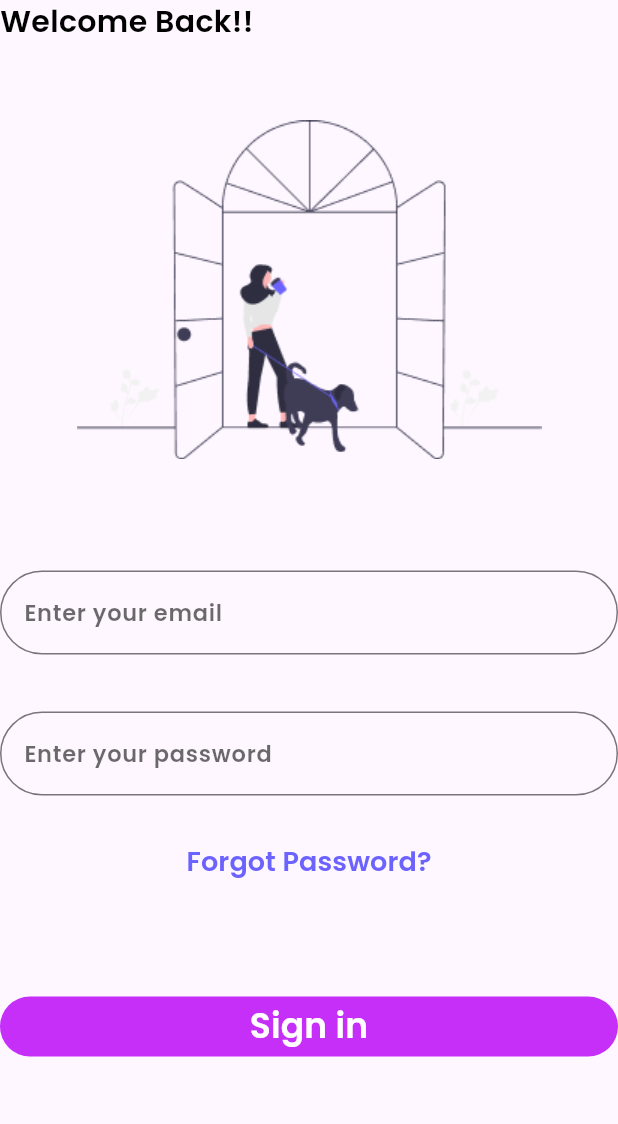
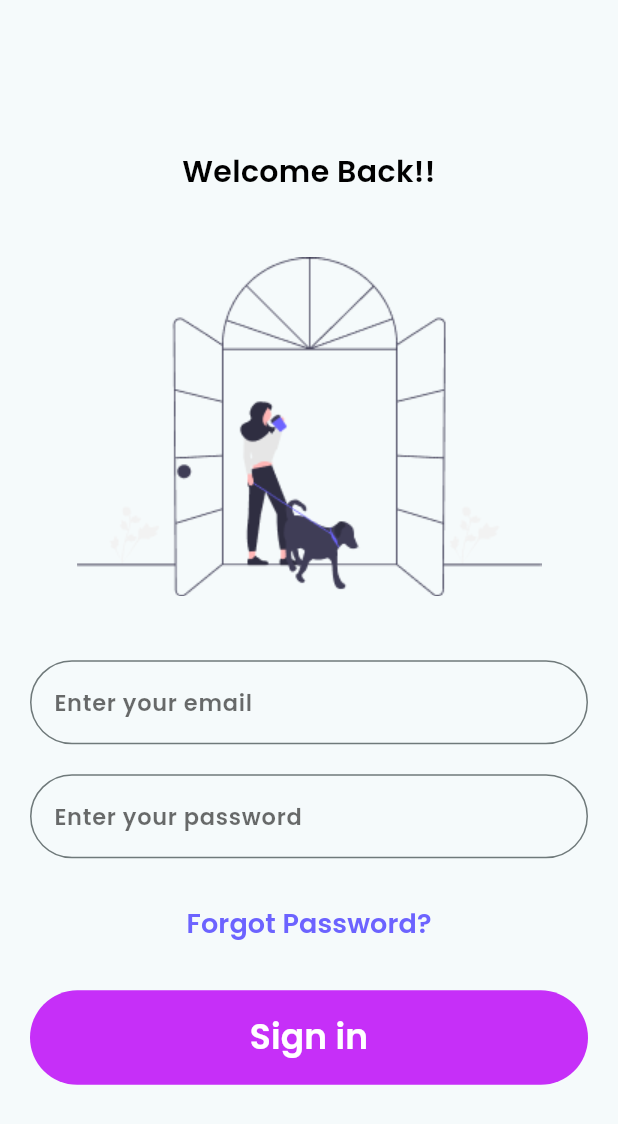
Before and after one commit to Basel85/MD-TREE-Session-4, a Flutter app: the screen it shows after launch, on a phone screen of 412 x 824 dp. Shown: the top 1124 px of the screen. Run offline on Flutter 3.47's test engine with Material 3 defaults, Android fonts, the phone set to English and light mode, and no system bars.

Commit message:
sign in screen almost done

```diff
--- a/lib/main.dart
+++ b/lib/main.dart
@@ -1,6 +1,5 @@
 import 'package:flutter/material.dart';
 import 'package:md_tree_session_4/md_tree_session_4.dart';
-
 void main() {
   runApp(const MdTreeSession4());
 }
--- a/lib/md_tree_session_4.dart
+++ b/lib/md_tree_session_4.dart
@@ -1,14 +1,22 @@
 import 'package:flutter/material.dart';
 import 'package:md_tree_session_4/presentation/screens/sign_in_screen.dart';
+import 'package:md_tree_session_4/themes/app_colors.dart';
 
 class MdTreeSession4 extends StatelessWidget {
   const MdTreeSession4({super.key});
 
   @override
   Widget build(BuildContext context) {
-    return const MaterialApp(
+    return MaterialApp(
+      debugShowCheckedModeBanner: false,
       title: "BMI Calculator",
-      home: SignInScreen(),
+      theme: ThemeData(
+        useMaterial3: true,
+        colorScheme: ColorScheme.fromSeed(
+            seedColor: AppColors.colorEEEEEE,
+            background: AppColors.colorEEEEEE),
+      ),
+      home: const SignInScreen(),
     );
   }
 }
--- a/lib/presentation/widgets/sign_in_screen_body/sign_in_button.dart
+++ b/lib/presentation/widgets/custom_button.dart
@@ -2,8 +2,11 @@ import 'package:flutter/material.dart';
 import 'package:md_tree_session_4/themes/app_colors.dart';
 import 'package:md_tree_session_4/themes/app_text_styles.dart';
 
-class SignInButton extends StatelessWidget {
-  const SignInButton({super.key});
+class CustomButton extends StatelessWidget {
+  final String buttonText;
+  final void Function() onPressed;
+  const CustomButton(
+      {super.key, required this.buttonText, required this.onPressed});
 
   @override
   Widget build(BuildContext context) {
@@ -12,11 +15,16 @@ class SignInButton extends StatelessWidget {
       style: ButtonStyle(
         backgroundColor:
             MaterialStateProperty.all<Color>(AppColors.colorC62FF8),
+        padding: MaterialStateProperty.all<EdgeInsetsGeometry>(
+            const EdgeInsets.symmetric(vertical: 15, horizontal: 20)),
+        shape: MaterialStateProperty.all<RoundedRectangleBorder>(
+            RoundedRectangleBorder(borderRadius: BorderRadius.circular(50))),
       ),
       child: Text(
         "Sign in",
         style:
             AppTextStyles.fontSize23FontWeightW600FontFamilyPoppinsColorWhite,
+        textAlign: TextAlign.center,
       ),
     );
   }
--- a/lib/presentation/widgets/sign_in_screen_body/sign_in_screen_body.dart
+++ b/lib/presentation/widgets/sign_in_screen_body/sign_in_screen_body.dart
@@ -4,7 +4,7 @@ import 'package:md_tree_session_4/presentation/widgets/sign_in_screen_body/email
 import 'package:md_tree_session_4/presentation/widgets/sign_in_screen_body/every_day_life_image.dart';
 import 'package:md_tree_session_4/presentation/widgets/sign_in_screen_body/forgot_password_text_button.dart';
 import 'package:md_tree_session_4/presentation/widgets/sign_in_screen_body/password_text_form_field.dart';
-import 'package:md_tree_session_4/presentation/widgets/sign_in_screen_body/sign_in_button.dart';
+import 'package:md_tree_session_4/presentation/widgets/custom_button.dart';
 import 'package:md_tree_session_4/presentation/widgets/sign_in_screen_body/welcome_back_text.dart';
 
 class SignInScreenBody extends StatelessWidget {
@@ -12,22 +12,24 @@ class SignInScreenBody extends StatelessWidget {
 
   @override
   Widget build(BuildContext context) {
-    return Center(
-      child: ListView(
-        children: const [
-          WelcomeBackText(),
-          SizedBox(height: 14),
-          EveryDayLifeImage(),
-          SizedBox(height: 37),
-          EmailTextFormField(),
-          SizedBox(height: 38),
-          PasswordTextFormField(),
-          SizedBox(height: 20),
-          ForgotPasswordTextButton(),
-          SizedBox(height: 62),
-          SignInButton()
-        ],
-      ),
+    return ListView(
+      padding: const EdgeInsets.only(top: 100, left: 20, right: 20),
+      children: [
+        const WelcomeBackText(),
+        const SizedBox(height: 20),
+        const EveryDayLifeImage(),
+        const SizedBox(height: 20),
+        const EmailTextFormField(),
+        const SizedBox(height: 20),
+        const PasswordTextFormField(),
+        const SizedBox(height: 20),
+        const ForgotPasswordTextButton(),
+        const SizedBox(height: 20),
+        CustomButton(
+          onPressed: () {},
+          buttonText: "Sign In",
+        )
+      ],
     );
   }
 }
--- a/lib/presentation/widgets/sign_in_screen_body/welcome_back_text.dart
+++ b/lib/presentation/widgets/sign_in_screen_body/welcome_back_text.dart
@@ -9,6 +9,7 @@ class WelcomeBackText extends StatelessWidget {
     return const Text(
       "Welcome Back!!",
       style: AppTextStyles.fontSize20FontWeightW600FontFamilyPoppinsColorBlack,
+      textAlign: TextAlign.center,
     );
   }
 }
--- a/lib/themes/app_colors.dart
+++ b/lib/themes/app_colors.dart
@@ -5,4 +5,6 @@ class AppColors {
   static const Color pureBlack = Color(0xFF000000);
   static const Color color6C63FF = Color(0xFF6C63FF);
   static const Color colorC62FF8 = Color(0xFFC62FF8);
+  static const Color colorEEEEEE = Color(0xFFEEEEEE);
+
 }
```
